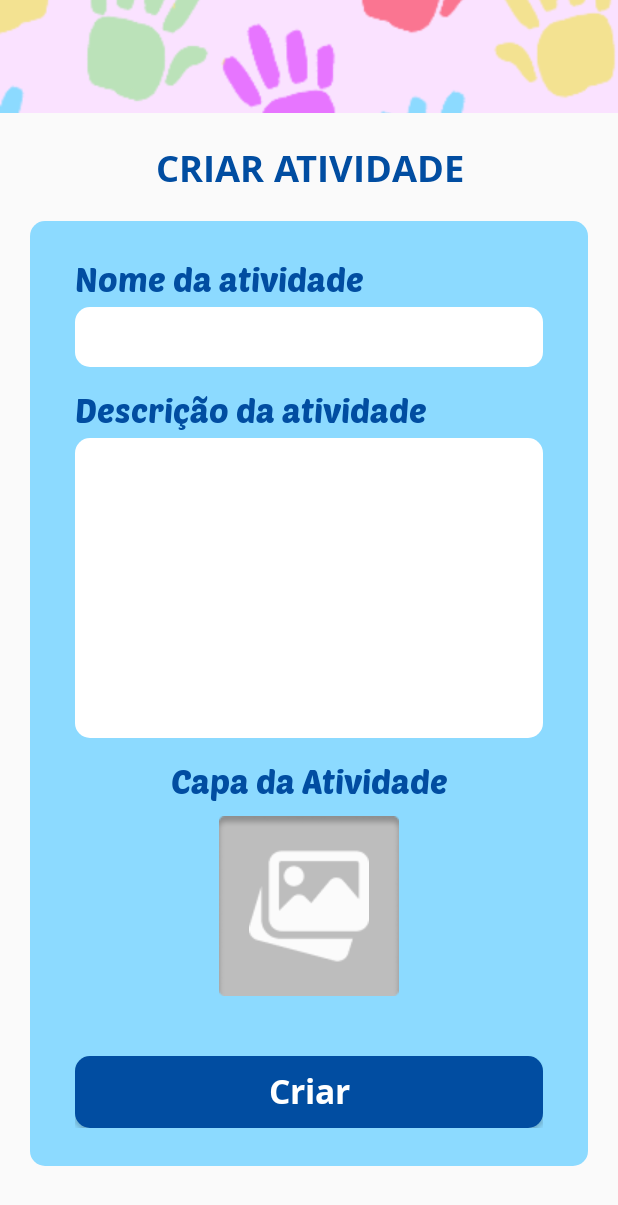
After one commit to novaisarley/PalmPlay, an Android app: the AddAtividadeActivity screen opened directly, with no data from a screen before it, on a phone screen of 412 x 824 dp. The commit adds this screen. Shown: the top 1205 px of the screen. Run offline under Robolectric (Android 15) with nearby library versions, the phone set to English and light mode, and no system bars.

Commit message:
Add Create Activities layout

```diff
--- a/app/src/main/java/com/br/arley/projeto2020/db/AppDataBase.java
+++ b/app/src/main/java/com/br/arley/projeto2020/db/AppDataBase.java
@@ -5,10 +5,10 @@ import androidx.room.RoomDatabase;
 
 import com.br.arley.projeto2020.dao.DesafioDao;
 import com.br.arley.projeto2020.dao.UserDao;
-import com.br.arley.projeto2020.model.Desafio;
+import com.br.arley.projeto2020.model.Atividade;
 import com.br.arley.projeto2020.model.User;
 
-@Database(entities = {User.class, Desafio.class},  version = 1)
+@Database(entities = {User.class, Atividade.class},  version = 1)
 public abstract class AppDataBase extends RoomDatabase {
 
     public abstract UserDao userDao();
--- a/app/src/main/java/com/br/arley/projeto2020/model/Desafio.java
+++ b/app/src/main/java/com/br/arley/projeto2020/model/Atividade.java
@@ -5,7 +5,7 @@ import androidx.room.Entity;
 import androidx.room.PrimaryKey;
 
 @Entity
-public class Desafio {
+public class Atividade {
 
     @PrimaryKey(autoGenerate = true)
     private int id;
@@ -19,7 +19,7 @@ public class Desafio {
     @ColumnInfo
     private String fotoDUrl;
 
-    public Desafio(String descricao, String nome, String fotoDUrl) {
+    public Atividade(String descricao, String nome, String fotoDUrl) {
         this.descricao = descricao;
         this.nome = nome;
         this.fotoDUrl = fotoDUrl;
--- /dev/null
+++ b/app/src/main/java/com/br/arley/projeto2020/ui/AddAtividadeActivity.java
@@ -0,0 +1,29 @@
+package com.br.arley.projeto2020.ui;
+
+import androidx.appcompat.app.AppCompatActivity;
+
+import android.os.Bundle;
+import android.widget.Button;
+import android.widget.EditText;
+
+import com.br.arley.projeto2020.R;
+
+public class AddAtividadeActivity extends AppCompatActivity {
+
+    Button btnCriar;
+    EditText edtNomeAtividade;
+
+    @Override
+    protected void onCreate(Bundle savedInstanceState) {
+        super.onCreate(savedInstanceState);
+        setContentView(R.layout.activity_add_atividade);
+    }
+
+    private void setComponents() {
+
+    }
+
+    void setComponentsClickListeners() {
+
+    }
+}
--- /dev/null
+++ b/app/src/main/res/drawable/box_atividade.xml
@@ -0,0 +1,9 @@
+<?xml version="1.0" encoding="utf-8"?>
+<selector xmlns:android="http://schemas.android.com/apk/res/android">
+    <item>
+        <shape>
+            <corners android:bottomRightRadius="10dp" android:topRightRadius="10dp" android:bottomLeftRadius="10dp" android:topLeftRadius="10dp"/>
+            <solid android:color="@color/itemSoftBlue"/>
+        </shape>
+    </item>
+</selector>
--- /dev/null
+++ b/app/src/main/res/drawable/create_input_box.xml
@@ -0,0 +1,9 @@
+<?xml version="1.0" encoding="utf-8"?>
+<selector xmlns:android="http://schemas.android.com/apk/res/android">
+    <item>
+        <shape android:shape="rectangle">
+            <solid android:color="@color/white"/>
+            <corners android:radius="10dp"/>
+        </shape>
+    </item>
+</selector>
--- /dev/null
+++ b/app/src/main/res/layout/activity_add_atividade.xml
@@ -0,0 +1,156 @@
+<?xml version="1.0" encoding="utf-8"?>
+<androidx.constraintlayout.widget.ConstraintLayout xmlns:android="http://schemas.android.com/apk/res/android"
+    xmlns:app="http://schemas.android.com/apk/res-auto"
+    xmlns:tools="http://schemas.android.com/tools"
+    android:layout_width="match_parent"
+    android:layout_height="match_parent"
+    tools:context=".ui.PerfilActivity">
+
+    <FrameLayout
+        android:id="@+id/frameLayout"
+        android:layout_width="0dp"
+        android:layout_height="75dp"
+        android:elevation="10dp"
+        android:shadowColor="#000"
+        android:shadowRadius="10"
+        app:layout_constraintEnd_toEndOf="parent"
+        app:layout_constraintStart_toStartOf="parent"
+        app:layout_constraintTop_toTopOf="parent">
+
+        <ImageView
+            android:id="@+id/imageView3"
+            android:layout_width="match_parent"
+            android:layout_height="match_parent"
+            android:scaleType="centerCrop"
+            android:src="@drawable/wppr_roxo" />
+
+    </FrameLayout>
+
+    <androidx.constraintlayout.widget.ConstraintLayout
+        android:layout_width="0dp"
+        android:layout_height="0dp"
+        app:layout_constraintBottom_toBottomOf="parent"
+        app:layout_constraintEnd_toEndOf="parent"
+        app:layout_constraintStart_toStartOf="parent"
+        app:layout_constraintTop_toBottomOf="@+id/frameLayout">
+
+        <ScrollView
+            android:layout_width="0dp"
+            android:layout_height="0dp"
+            app:layout_constraintBottom_toBottomOf="parent"
+            app:layout_constraintEnd_toEndOf="parent"
+            android:paddingHorizontal="20dp"
+            android:layout_marginTop="10dp"
+            app:layout_constraintHorizontal_bias="0.0"
+            app:layout_constraintStart_toStartOf="parent"
+            app:layout_constraintTop_toBottomOf="@+id/textView3">
+
+            <LinearLayout
+                android:id="@+id/linearLayout"
+                android:layout_width="match_parent"
+                android:layout_height="match_parent"
+                android:paddingVertical="25dp"
+                android:paddingHorizontal="30dp"
+
+                android:background="@drawable/box_atividade"
+                android:orientation="vertical">
+
+                <TextView
+                    android:layout_width="match_parent"
+                    android:layout_height="wrap_content"
+                    android:textColor="@color/primaryBlue"
+                    android:text="@string/nome_da_atividade"
+                    android:textSize="22sp"
+                    android:fontFamily="@font/poetsen_one_regular"
+                    />
+
+                <EditText
+                    android:layout_width="match_parent"
+                    android:layout_height="40dp"
+                    android:layout_marginTop="5dp"
+                    android:paddingHorizontal="15dp"
+                    android:background="@drawable/create_input_box"
+                    android:inputType="textAutoComplete" />
+
+                <TextView
+                    android:layout_width="match_parent"
+                    android:layout_height="wrap_content"
+                    android:textColor="@color/primaryBlue"
+                    android:text="@string/descricao_da_atividade"
+                    android:layout_marginTop="15dp"
+                    android:textSize="22sp"
+                    android:fontFamily="@font/poetsen_one_regular"
+                    />
+
+                <EditText
+                    android:layout_width="match_parent"
+                    android:layout_height="200dp"
+                    android:background="@drawable/create_input_box"
+                    android:inputType="textMultiLine"
+                    android:padding="15dp"
+                    android:gravity="left|top"
+                    android:layout_marginTop="5dp"
+                    />
+
+                <TextView
+                    android:layout_width="match_parent"
+                    android:layout_height="wrap_content"
+                    android:textColor="@color/primaryBlue"
+                    android:text="Capa da Atividade"
+                    android:gravity="center"
+                    android:layout_marginTop="15dp"
+                    android:textSize="22sp"
+                    android:fontFamily="@font/poetsen_one_regular"
+                    />
+
+                <ImageButton
+                    android:layout_width="wrap_content"
+                    android:layout_height="wrap_content"
+                    android:background="@drawable/gray_button"
+                    android:src="@drawable/img_icon"
+                    android:layout_marginTop="10dp"
+                    android:layout_gravity="center_horizontal"/>
+
+                <Button
+                    android:id="@+id/activity_add_bt_criar"
+                    android:layout_width="match_parent"
+                    android:layout_height="wrap_content"
+                    android:layout_marginTop="40dp"
+                    android:background="@drawable/button_box"
+                    android:text="@string/criar"
+                    android:textAppearance="@style/TextAppearance.AppCompat.Body2"
+                    android:textColor="@color/white"
+                    android:paddingTop="7dp"
+                    android:fontFamily="@font/khula_bold"
+                    android:textSize="24sp"
+                    app:layout_constraintEnd_toEndOf="parent"
+                    app:layout_constraintStart_toStartOf="parent"
+                    app:layout_constraintTop_toBottomOf="@+id/activity_perfil_tv_password" />
+
+            </LinearLayout>
+
+        </ScrollView>
+
+        <TextView
+            android:id="@+id/textView3"
+            android:layout_width="match_parent"
+            android:layout_height="wrap_content"
+            android:layout_marginTop="20dp"
+            android:fontFamily="@font/khula_bold"
+            android:text="@string/criar_atividade"
+            android:textAlignment="center"
+            android:textAllCaps="true"
+            android:textColor="@color/primaryBlue"
+            android:textSize="26sp"
+            app:layout_constraintEnd_toEndOf="parent"
+            app:layout_constraintStart_toStartOf="parent"
+            app:layout_constraintTop_toTopOf="parent" />
+
+
+
+
+    </androidx.constraintlayout.widget.ConstraintLayout>
+
+
+
+</androidx.constraintlayout.widget.ConstraintLayout>
--- a/app/src/main/res/layout/activity_lista.xml
+++ b/app/src/main/res/layout/activity_lista.xml
@@ -44,7 +44,7 @@
         </androidx.cardview.widget.CardView>
 
         <ImageButton
-            android:id="@+id/activity_lista_ib_add_desafio"
+            android:id="@+id/activity_lista_ib_add_atividade"
             android:layout_width="60dp"
             android:layout_height="match_parent"
             android:layout_gravity="center_vertical|left"
@@ -57,7 +57,7 @@
 
 
     <androidx.recyclerview.widget.RecyclerView
-        android:id="@+id/activity_lista_rv_desafio"
+        android:id="@+id/activity_lista_rv_atividade"
         android:layout_width="0dp"
         android:layout_height="0dp"
         android:padding="20dp"
--- a/app/src/main/res/layout/activity_login.xml
+++ b/app/src/main/res/layout/activity_login.xml
@@ -113,7 +113,7 @@
             android:id="@+id/activity_login_edt_email"
             android:layout_width="match_parent"
             android:layout_height="45dp"
-            android:background="@drawable/input_box"
+            android:background="@drawable/login_input_box"
             android:elevation="5dp"
             android:inputType="textPersonName"
             android:paddingHorizontal="10dp"
@@ -128,7 +128,7 @@
             android:id="@+id/activity_login_edt_password"
             android:layout_width="match_parent"
             android:layout_height="45dp"
-            android:background="@drawable/input_box"
+            android:background="@drawable/login_input_box"
             android:elevation="5dp"
             android:inputType="textPassword"
             android:paddingHorizontal="10dp"
--- a/app/src/main/res/layout/activity_perfil.xml
+++ b/app/src/main/res/layout/activity_perfil.xml
@@ -94,7 +94,7 @@
             android:id="@+id/activity_perfil_tv_email"
             android:layout_width="match_parent"
             android:layout_height="43dp"
-            android:background="@drawable/input_box"
+            android:background="@drawable/login_input_box"
             android:focusable="false"
             android:fontFamily="@font/khula_regular"
             android:gravity="center"
@@ -114,7 +114,7 @@
             android:id="@+id/activity_perfil_tv_password"
             android:layout_width="match_parent"
             android:layout_height="43dp"
-            android:background="@drawable/input_box"
+            android:background="@drawable/login_input_box"
             android:fontFamily="@font/khula_regular"
             android:gravity="center"
             android:inputType="textEmailAddress"
--- a/app/src/main/res/layout/activity_register.xml
+++ b/app/src/main/res/layout/activity_register.xml
@@ -100,7 +100,7 @@
             android:id="@+id/activity_register_edt_email"
             android:layout_width="match_parent"
             android:layout_height="45dp"
-            android:background="@drawable/input_box"
+            android:background="@drawable/login_input_box"
             android:elevation="5dp"
             android:inputType="textPersonName"
             android:paddingHorizontal="10dp"
@@ -115,7 +115,7 @@
             android:id="@+id/activity_register_edt_password"
             android:layout_width="match_parent"
             android:layout_height="45dp"
-            android:background="@drawable/input_box"
+            android:background="@drawable/login_input_box"
             android:elevation="5dp"
             android:inputType="textPassword"
             android:paddingHorizontal="10dp"
@@ -128,7 +128,7 @@
             android:id="@+id/activity_register_edt_confirm_password"
             android:layout_width="match_parent"
             android:layout_height="45dp"
-            android:background="@drawable/input_box"
+            android:background="@drawable/login_input_box"
             android:elevation="5dp"
             android:inputType="textPassword"
             android:paddingHorizontal="10dp"
--- a/app/src/main/res/values/strings.xml
+++ b/app/src/main/res/values/strings.xml
@@ -10,4 +10,8 @@
     <string name="confirmar_senha">Confirmar senha</string>
     <string name="salvar">Salvar</string>
     <string name="preencha_todos_campos">Preencha todos os campos</string>
+    <string name="criar_atividade">Criar Atividade</string>
+    <string name="nome_da_atividade">Nome da atividade</string>
+    <string name="descricao_da_atividade">Descrição da atividade</string>
+    <string name="criar">Criar</string>
 </resources>
```
Also changed, not shown: app/src/main/AndroidManifest.xml (+12 -6 lines), app/src/main/java/com/br/arley/projeto2020/adapter/AtividadesAdapter.java (renamed from app/src/main/java/com/br/arley/projeto2020/adapter/DesafiosAdapter.java, +7 -7 lines), app/src/main/java/com/br/arley/projeto2020/adapter/MyRecyclerViewAdapter.java (renamed from app/src/main/java/com/br/arley/projeto2020/model/MyRecyclerViewAdapter.java, +8 -7 lines), app/src/main/java/com/br/arley/projeto2020/dao/DesafioDao.java (+5 -6 lines), app/src/main/java/com/br/arley/projeto2020/ui/ListaActivity.java (+29 -19 lines), app/src/main/res/drawable/gray_button.png (added), app/src/main/res/drawable/img_icon.png (added), app/src/main/res/drawable/login_input_box.xml (renamed from app/src/main/res/drawable/input_box.xml).
